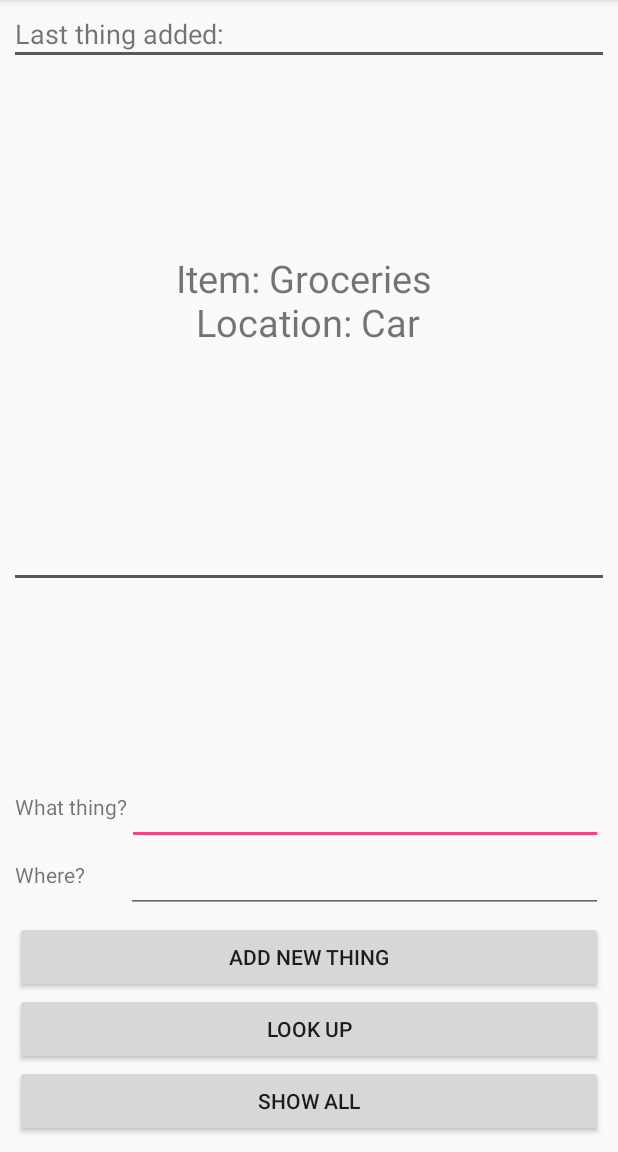
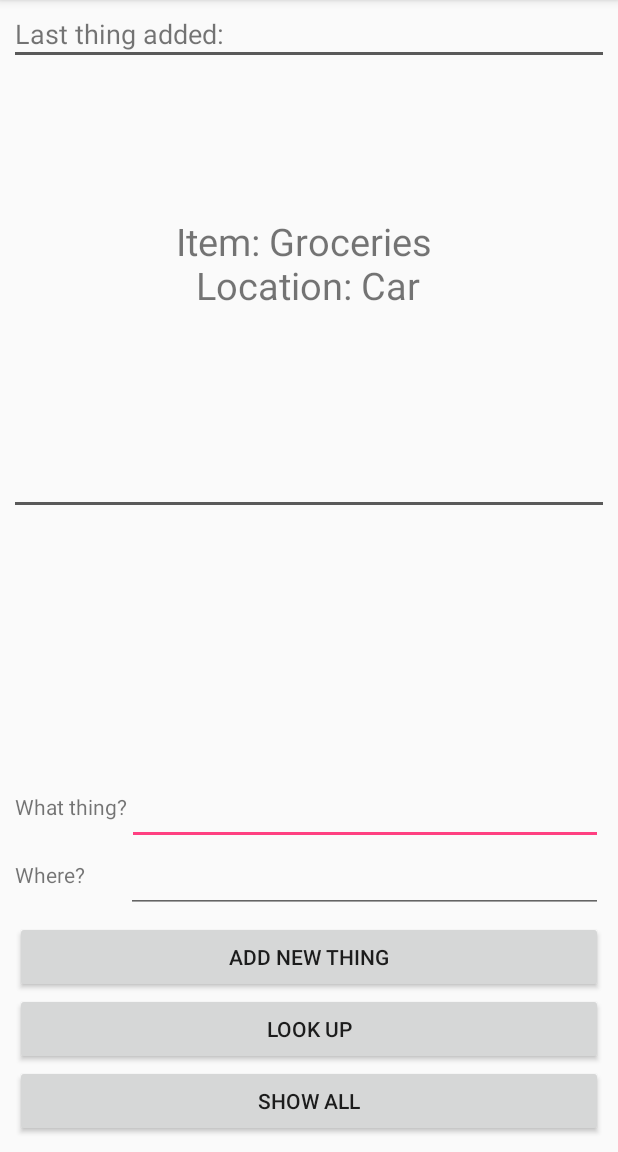
Before and after one commit to two2tee/MMAD_TingleApp, an Android app: the screen it shows after launch (TingleActivity), on a phone screen of 412 x 824 dp, the part 84-1236 px from its top. Run offline under Robolectric (Android 15) with nearby library versions, the light colour scheme and no system bars.

Commit message:
Fixed wrong weight in layout

```diff
--- a/app/src/main/res/layout/activity_tingle.xml
+++ b/app/src/main/res/layout/activity_tingle.xml
@@ -11,7 +11,7 @@
         android:layout_width="match_parent"
         android:layout_height="match_parent"
         android:orientation="vertical"
-        android:layout_weight="1">
+        android:layout_weight="1.3">
         <TextView
             android:layout_width="wrap_content"
             android:layout_height="wrap_content"
```
